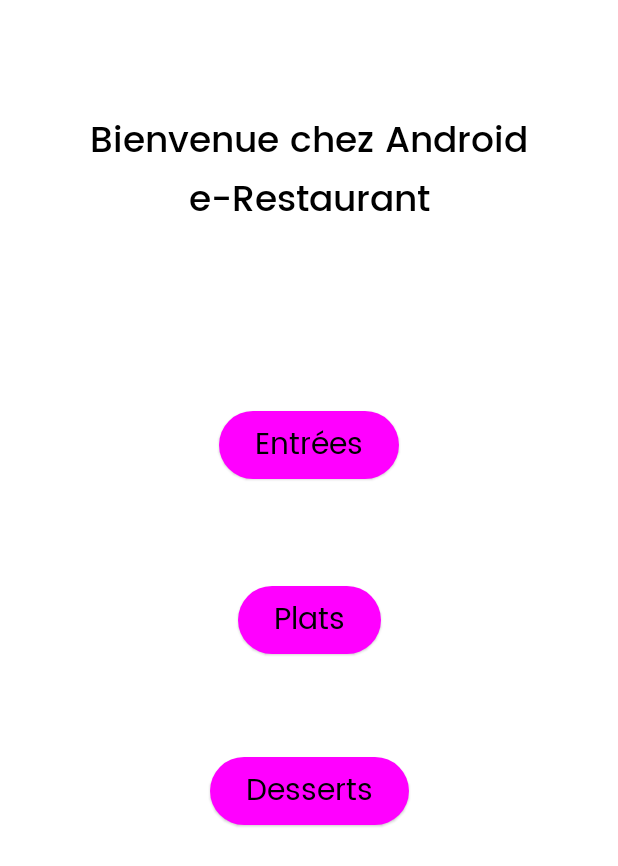
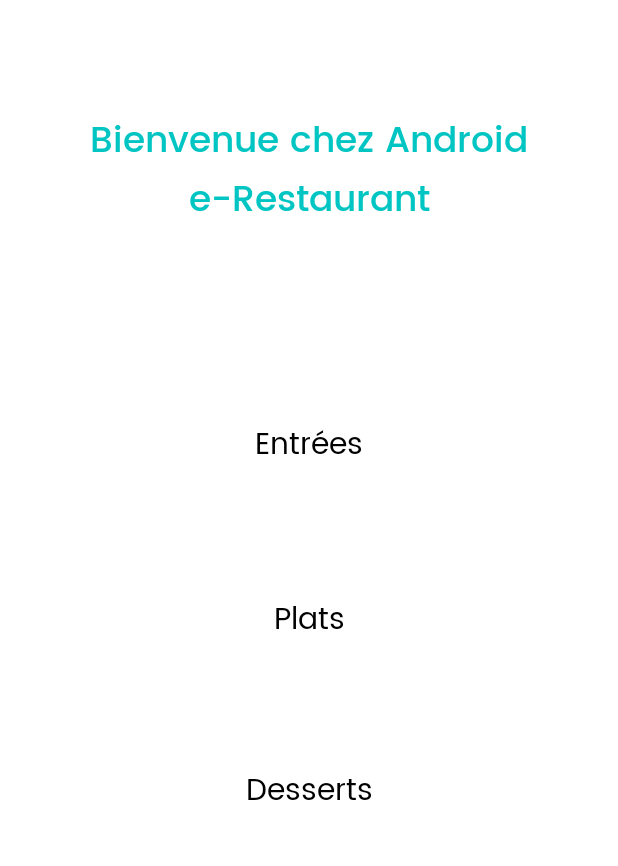
Before and after one commit to elise-rey/AndroidERestaurant, an Android app: the layout activity_home.xml on its own in the app's theme, with its tools: preview values and no code run, on a phone screen of 412 x 824 dp. Shown: the top 866 px of the screen. Run offline under Robolectric (Android 15) with nearby library versions, the phone set to English and light mode, and no system bars.

```diff
--- a/app/build.gradle
+++ b/app/build.gradle
@@ -30,7 +30,7 @@ android {
         jvmTarget = '1.8'
     }
     buildFeatures {
-        viewBinding = true
+        viewBinding true
     }
 }
 
--- a/app/src/main/res/layout/activity_home.xml
+++ b/app/src/main/res/layout/activity_home.xml
@@ -4,15 +4,16 @@
     xmlns:tools="http://schemas.android.com/tools"
     android:layout_width="match_parent"
     android:layout_height="match_parent"
-    tools:context=".MainActivity">
+    tools:context=".HomeActivity">
 
     <Button
         android:id="@+id/starters"
-        style="@style/Widget.Material3.Button.ElevatedButton"
+        style="@style/Widget.Material3.Button.TextButton"
         android:layout_width="wrap_content"
         android:layout_height="wrap_content"
         android:fontFamily="@font/poppins"
         android:text="@string/starters"
+        android:textAlignment="center"
         android:textAppearance="@style/TextAppearance.AppCompat.Body1"
         android:textColor="#000000"
         android:textSize="20sp"
@@ -26,11 +27,12 @@
 
     <Button
         android:id="@+id/courses"
-        style="@style/Widget.Material3.Button.ElevatedButton"
+        style="@style/Widget.Material3.Button.TextButton"
         android:layout_width="wrap_content"
         android:layout_height="wrap_content"
         android:fontFamily="@font/poppins"
         android:text="@string/courses"
+        android:textAlignment="center"
         android:textAppearance="@style/TextAppearance.AppCompat.Body1"
         android:textColor="#000000"
         android:textSize="20sp"
@@ -44,7 +46,7 @@
 
     <Button
         android:id="@+id/desserts"
-        style="@style/Widget.Material3.Button.ElevatedButton"
+        style="@style/Widget.Material3.Button.TextButton"
         android:layout_width="wrap_content"
         android:layout_height="wrap_content"
         android:fontFamily="@font/poppins"
@@ -67,7 +69,7 @@
         android:fontFamily="@font/poppins_medium"
         android:text="@string/welcome"
         android:textAlignment="center"
-        android:textColor="#000000"
+        android:textColor="#00C5C3"
         android:textSize="24sp"
         app:layout_constraintBottom_toBottomOf="parent"
         app:layout_constraintEnd_toEndOf="parent"
```
Also changed, not shown: app/src/main/AndroidManifest.xml (+6 -3 lines), app/src/main/java/fr/isen/rey/androiderestaurant/HomeActivity.kt (+18 -1 lines).
